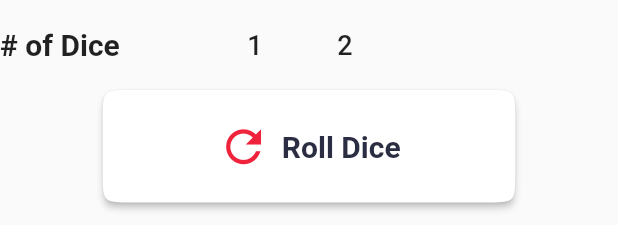
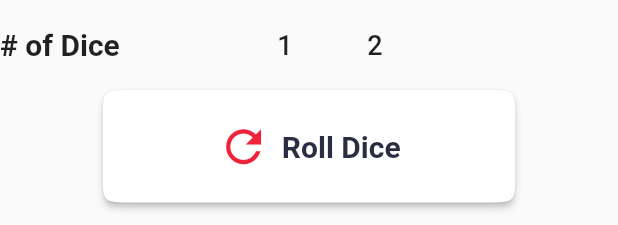
Before and after one commit to paxcodes/dicery_app, a Flutter app: the DiceForm widget shown alone on an empty page, opened directly, on a phone screen of 412 x 824 dp. Shown: the top 225 px of the screen. Run offline on Flutter 3.47's test engine with Material 2 defaults, Android fonts, the phone set to English and light mode, and no system bars; our stand-ins replace animated_text_kit; missing offline and left inert: timeago_flutter.

Commit message:
:lipstick: Add spacing between field and picker

```diff
--- a/lib/components/dice_form.dart
+++ b/lib/components/dice_form.dart
@@ -29,6 +29,9 @@ class _DiceFormState extends State<DiceForm> {
             Text(
               "# of Dice",
               style: TextStyle(fontSize: 20, fontWeight: FontWeight.bold),
+            ),
+            SizedBox(
+              width: 20,
             ),
             NumberPicker(
               initialValue: _diceCt,
```
